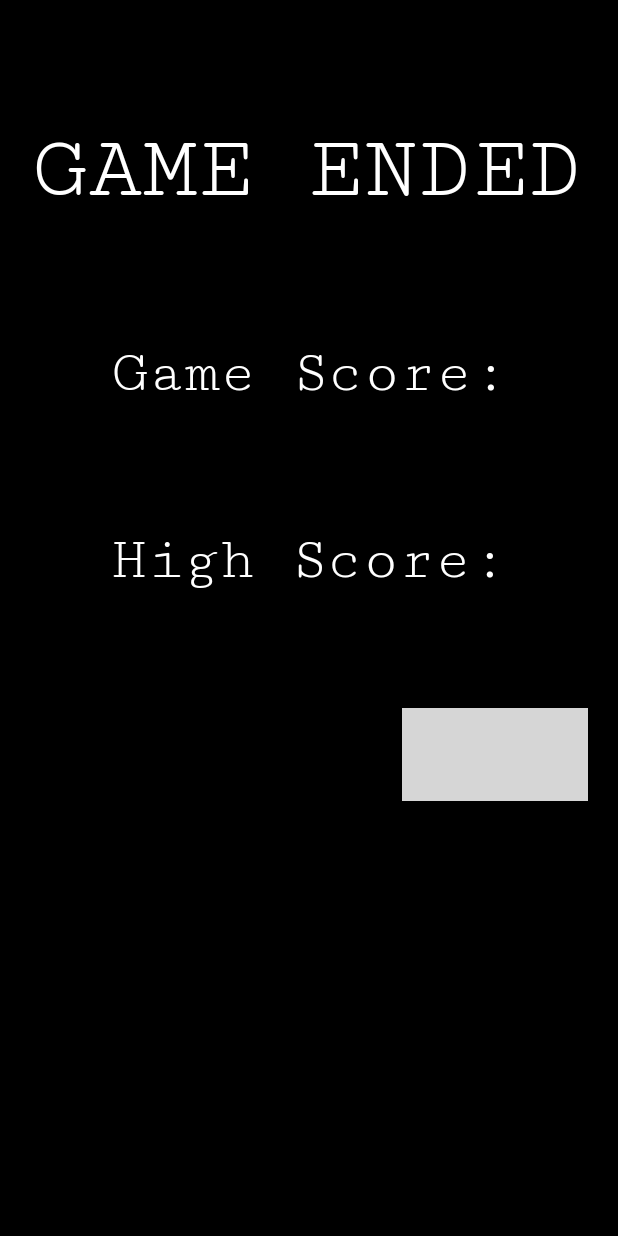
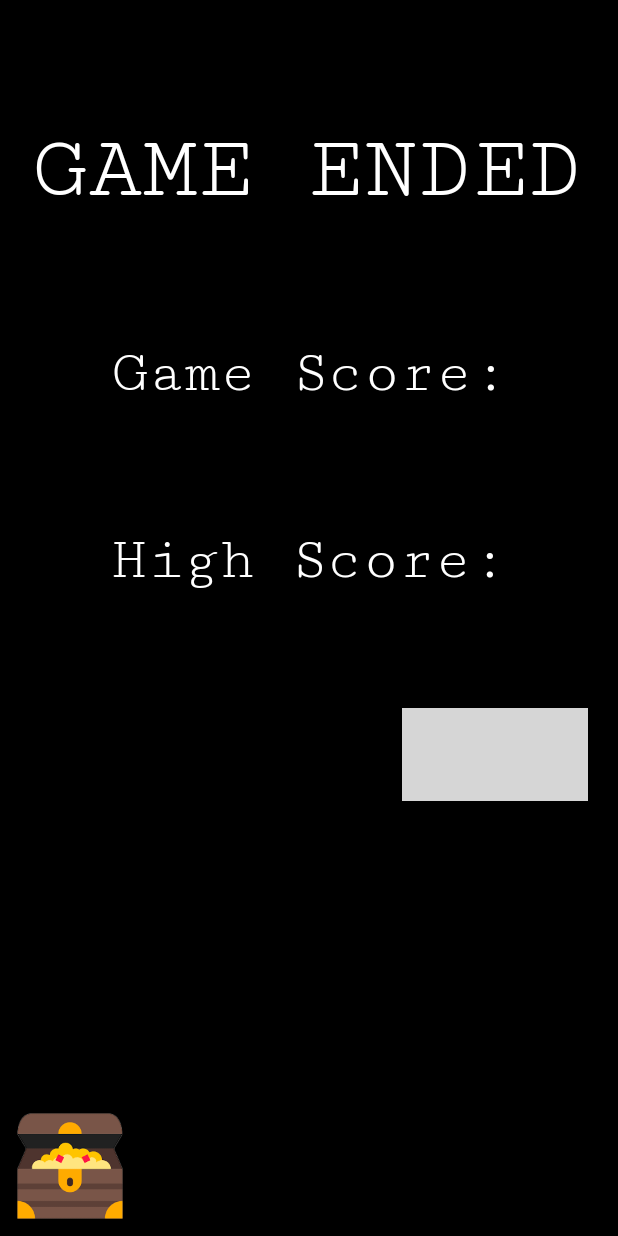
Before and after one commit to AnmayG/CalculatorProject, an Android app: the layout activity_end_screen.xml on its own in the app's theme, with its tools: preview values and no code run, on a phone screen of 412 x 824 dp. Run offline under Robolectric (Android 15) with nearby library versions, the phone set to English and light mode, and no system bars; grey boxes are pictures that could not be loaded.

Commit message:
added treasure chest on endScreen

```diff
--- a/app/src/main/res/layout/activity_end_screen.xml
+++ b/app/src/main/res/layout/activity_end_screen.xml
@@ -55,6 +55,15 @@
         app:layout_constraintStart_toStartOf="parent"
         app:layout_constraintTop_toTopOf="parent" />
 
+    <ImageView
+        android:id="@+id/treasure_image"
+        android:layout_width="93dp"
+        android:layout_height="93dp"
+        app:layout_constraintBottom_toBottomOf="parent"
+        app:layout_constraintStart_toStartOf="parent"
+        tools:ignore="ContentDescription"
+        app:srcCompat="@drawable/treasure_icon" />
+
     <TextView
         android:id="@+id/highScoreLabel"
         android:layout_width="wrap_content"
```
Also changed, not shown: app/src/main/java/com/example/calculatorprojectv2/EndScreen.java (+22 -0 lines), app/src/main/java/com/example/calculatorprojectv2/Treasure.java (+8 -1 lines).
